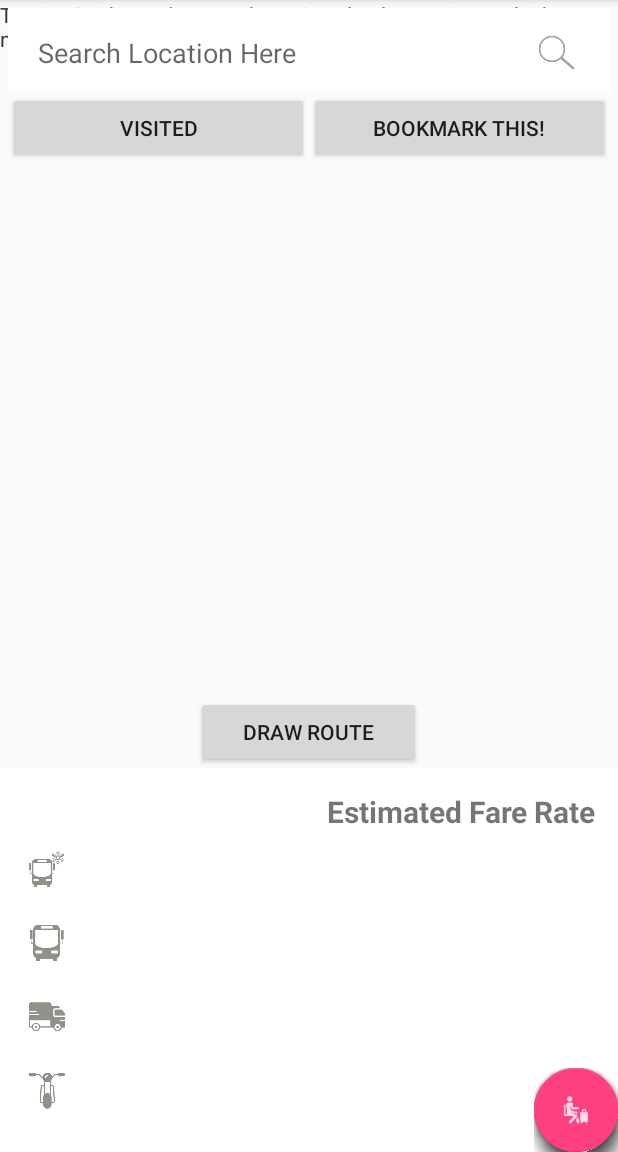
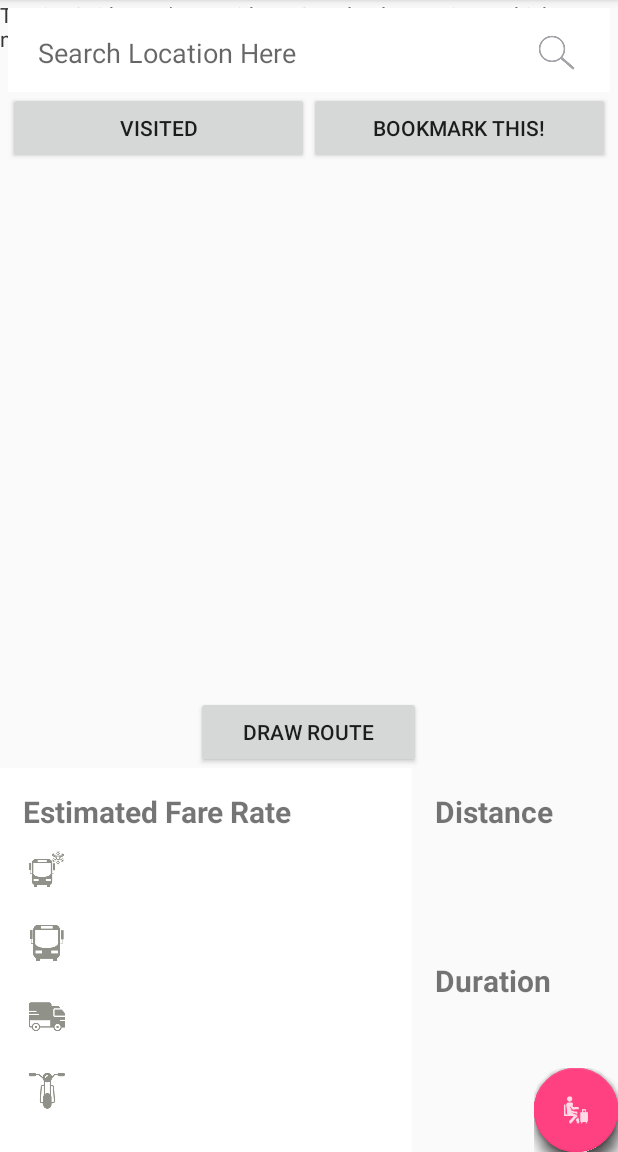
Before and after one commit to patledesma/touristguide, an Android app: the fragment NavigateFragment placed in its activity, on a phone screen of 412 x 824 dp, the part 84-1236 px from its top. Run offline under Robolectric (Android 15) with nearby library versions, the phone set to English and light mode, and no system bars; libraries missing offline, so code that uses them is left out: com.facebook, com.facebook.share, com.sa90.materialarcmenu; plain views replace ArcMenu; 6 statements that could not run were skipped.

Commit message:
wip: new route

```diff
--- a/app/src/main/java/com/sulkud/touristguide/activity/MainActivity.java
+++ b/app/src/main/java/com/sulkud/touristguide/activity/MainActivity.java
@@ -549,10 +549,10 @@ public class MainActivity extends AppCompatActivity
         }
 
         //Place current location marker
-//        latitude = location.getLatitude();
-        latitude = 6.687227;
-//        longitude = location.getLongitude();
-        longitude = 124.676925;
+        latitude = location.getLatitude();
+//        latitude = 6.687227;
+        longitude = location.getLongitude();
+//        longitude = 124.676925;
 //        LatLng latLng = new LatLng(location.getLatitude(), location.getLongitude());
         LatLng latLng = new LatLng(latitude, longitude);
         MarkerOptions markerOptions = new MarkerOptions();
--- a/app/src/main/java/com/sulkud/touristguide/fragment/NavigateFragment.java
+++ b/app/src/main/java/com/sulkud/touristguide/fragment/NavigateFragment.java
@@ -263,10 +263,10 @@ public class NavigateFragment extends Fragment implements
         }
 
         //Place current location marker
-//        latitude = location.getLatitude();
-        latitude = 6.687227;
-//        longitude = location.getLongitude();
-        longitude = 124.676925;
+        latitude = location.getLatitude();
+//        latitude = 6.687227;
+        longitude = location.getLongitude();
+//        longitude = 124.676925;
 //        LatLng latLng = new LatLng(location.getLatitude(), location.getLongitude());
         LatLng latLng = new LatLng(latitude, longitude);
         MarkerOptions markerOptions = new MarkerOptions();
--- a/app/src/main/res/layout/fragment_navigate.xml
+++ b/app/src/main/res/layout/fragment_navigate.xml
@@ -21,33 +21,33 @@
             android:id="@+id/llSearch"
             android:layout_width="match_parent"
             android:layout_height="wrap_content"
+            android:layout_margin="5dp"
+            android:background="@color/white"
             android:orientation="horizontal"
-            android:layout_margin="5dp"
-            android:padding="10dp"
-            android:background="@color/white">
+            android:padding="10dp">
 
             <EditText
                 android:id="@+id/editText"
                 android:layout_width="wrap_content"
                 android:layout_height="wrap_content"
+                android:layout_gravity="center_vertical"
                 android:layout_weight="4"
+                android:background="@android:color/transparent"
                 android:hint="Search Location Here"
+                android:maxLines="1"
                 android:paddingLeft="10dp"
-                android:layout_gravity="center_vertical"
-                android:background="@android:color/transparent"
                 android:shadowColor="@color/shadow"
                 android:shadowDx="30"
                 android:shadowDy="30"
-                android:maxLines="1"
-                android:singleLine="true"/>
+                android:singleLine="true" />
 
             <ImageButton
                 android:id="@+id/bSearch"
                 android:layout_width="wrap_content"
                 android:layout_height="wrap_content"
                 android:layout_weight="0.5"
+                android:background="@android:color/transparent"
                 android:src="@drawable/icon_search"
-                android:background="@android:color/transparent"
                 android:text="Search" />
 
         </LinearLayout>
@@ -62,10 +62,16 @@
     </FrameLayout>
 
     <LinearLayout
-        android:id="@+id/llFare"
         android:layout_width="match_parent"
         android:layout_height="0dp"
         android:layout_weight="3"
+        android:orientation="horizontal">
+
+        <LinearLayout
+            android:id="@+id/llFare"
+            android:layout_width="0dp"
+            android:layout_height="match_parent"
+            android:layout_weight="2"
             android:background="@color/white"
             android:orientation="vertical"
             android:padding="15dp">
@@ -75,15 +81,14 @@
                 android:layout_height="wrap_content"
                 android:text="Estimated Fare Rate"
                 android:textSize="20sp"
-            android:textStyle="bold"
-            android:gravity="right"/>
+                android:textStyle="bold" />
 
             <LinearLayout
                 android:layout_width="match_parent"
                 android:layout_height="0dp"
                 android:layout_weight="1"
-            android:orientation="horizontal"
-            android:gravity="center_vertical">
+                android:gravity="center_vertical"
+                android:orientation="horizontal">
 
                 <ImageView
                     android:layout_width="wrap_content"
@@ -94,8 +99,8 @@
                     android:id="@+id/tBusAirconFare"
                     android:layout_width="wrap_content"
                     android:layout_height="wrap_content"
-                android:textSize="18sp"
-                android:paddingLeft="20dp"/>
+                    android:paddingLeft="20dp"
+                    android:textSize="18sp" />
 
             </LinearLayout>
 
@@ -103,8 +108,8 @@
                 android:layout_width="match_parent"
                 android:layout_height="0dp"
                 android:layout_weight="1"
-            android:orientation="horizontal"
-            android:gravity="center_vertical">
+                android:gravity="center_vertical"
+                android:orientation="horizontal">
 
                 <ImageView
                     android:layout_width="wrap_content"
@@ -115,8 +120,8 @@
                     android:id="@+id/tBusFare"
                     android:layout_width="wrap_content"
                     android:layout_height="wrap_content"
-                android:textSize="18sp"
-                android:paddingLeft="20dp" />
+                    android:paddingLeft="20dp"
+                    android:textSize="18sp" />
 
             </LinearLayout>
 
@@ -124,8 +129,8 @@
                 android:layout_width="match_parent"
                 android:layout_height="0dp"
                 android:layout_weight="1"
-            android:orientation="horizontal"
-            android:gravity="center_vertical">
+                android:gravity="center_vertical"
+                android:orientation="horizontal">
 
                 <ImageView
                     android:layout_width="wrap_content"
@@ -136,8 +141,8 @@
                     android:id="@+id/tMulticabFare"
                     android:layout_width="wrap_content"
                     android:layout_height="wrap_content"
-                android:textSize="18sp"
-                android:paddingLeft="20dp" />
+                    android:paddingLeft="20dp"
+                    android:textSize="18sp" />
 
             </LinearLayout>
 
@@ -145,8 +150,8 @@
                 android:layout_width="match_parent"
                 android:layout_height="0dp"
                 android:layout_weight="1"
-            android:orientation="horizontal"
-            android:gravity="center_vertical">
+                android:gravity="center_vertical"
+                android:orientation="horizontal">
 
                 <ImageView
                     android:layout_width="wrap_content"
@@ -157,8 +162,51 @@
                     android:id="@+id/tTriCycleFare"
                     android:layout_width="wrap_content"
                     android:layout_height="wrap_content"
-                android:textSize="18sp"
-                android:paddingLeft="20dp" />
+                    android:paddingLeft="20dp"
+                    android:textSize="18sp" />
+
+            </LinearLayout>
+
+        </LinearLayout>
+
+        <LinearLayout
+            android:layout_width="0dp"
+            android:layout_weight="1"
+            android:orientation="vertical"
+            android:layout_height="match_parent"
+            android:padding="15dp">
+
+            <TextView
+                android:layout_width="match_parent"
+                android:layout_height="wrap_content"
+                android:text="Distance"
+                android:textSize="20sp"
+                android:textStyle="bold" />
+
+            <TextView
+                android:id="@+id/tDistance"
+                android:layout_width="wrap_content"
+                android:layout_height="0dp"
+                android:layout_weight="1"
+                android:paddingLeft="20dp"
+                android:textSize="18sp" />
+
+
+            <TextView
+                android:layout_width="match_parent"
+                android:layout_height="wrap_content"
+                android:text="Duration"
+                android:textSize="20sp"
+                android:textStyle="bold" />
+
+            <TextView
+                android:id="@+id/tDuration"
+                android:layout_width="wrap_content"
+                android:layout_height="0dp"
+                android:layout_weight="1"
+                android:paddingLeft="20dp"
+                android:textSize="18sp" />
+
 
         </LinearLayout>
 
```
Lines whose indentation alone changed are shown as unchanged.
